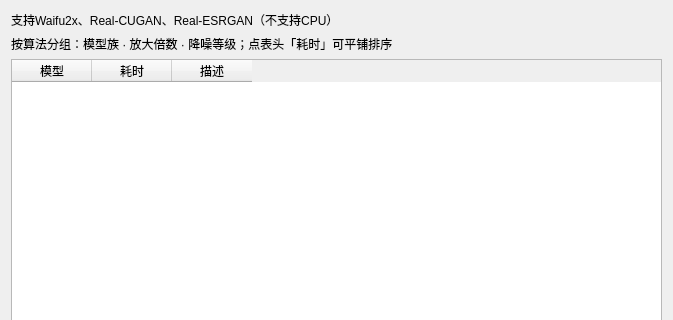
This is ui/component/ui_sr_select_widget.ui in chiptrick/JMComic-qt-Android as Qt 5 draws it before an edit; both pictures show x 0 to 673 and y 0 to 320 of the 673 by 560 pixel window. The edited form follows.
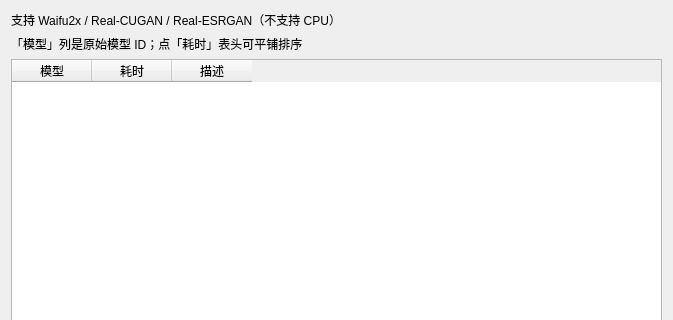
This is the edited form. Custom widgets are drawn as their Qt base class.

Commit message:
feat(ui): 超分模型选择改分组卡片表，模型名显示可读标签
- sr_model_table(新)：按引擎家族分组的卡片式表格，模型名从 MODEL_* 常量解析为可读
  标签，支持分组标题、滚动与选中态
- setting_sr_select_view / ui_sr_select_widget(.ui)：接入新表并收窄弹窗宽度
- host_test_sr_model_list：按新表结构更新宿主回归

What changed in the file:
```diff
--- a/ui/component/ui_sr_select_widget.ui
+++ b/ui/component/ui_sr_select_widget.ui
@@ -22,8 +22,13 @@
   <layout class="QVBoxLayout" name="verticalLayout">
    <item>
     <widget class="QLabel" name="label_4">
+     <property name="font">
+      <font>
+       <pointsize>9</pointsize>
+      </font>
+     </property>
      <property name="text">
-      <string>支持Waifu2x、Real-CUGAN、Real-ESRGAN（不支持CPU）</string>
+      <string>支持 Waifu2x / Real-CUGAN / Real-ESRGAN（不支持 CPU）</string>
      </property>
      <property name="wordWrap">
       <bool>true</bool>
@@ -32,8 +37,13 @@
    </item>
    <item>
     <widget class="QLabel" name="label">
+     <property name="font">
+      <font>
+       <pointsize>9</pointsize>
+      </font>
+     </property>
      <property name="text">
-      <string>按算法分组：模型族 · 放大倍数 · 降噪等级；点表头「耗时」可平铺排序</string>
+      <string>「模型」列是原始模型 ID；点「耗时」表头可平铺排序</string>
      </property>
      <property name="wordWrap">
       <bool>true</bool>
```
Left out of the diff: 2 changed lines with no effect on the pictures. The commit also changes 4 other files.
